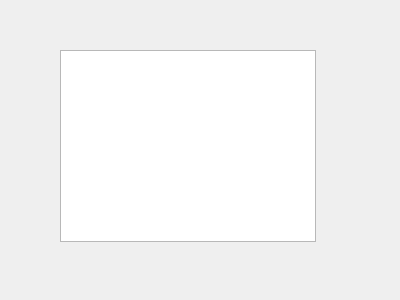
First picture: the form in viewregistrations.ui, repository ahmedmgh67/coursetracking-cs2, before the edit.
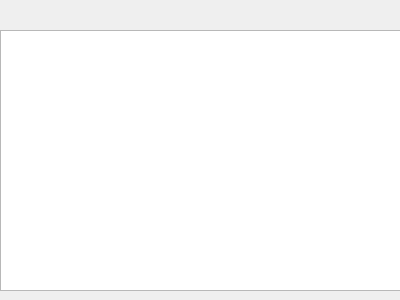
Second picture: the form after the edit.

Patch:
```diff
--- a/viewregistrations.ui
+++ b/viewregistrations.ui
@@ -16,10 +16,10 @@
   <widget class="QTableView" name="table">
    <property name="geometry">
     <rect>
-     <x>60</x>
-     <y>50</y>
-     <width>256</width>
-     <height>192</height>
+     <x>0</x>
+     <y>30</y>
+     <width>401</width>
+     <height>261</height>
     </rect>
    </property>
   </widget>
```
